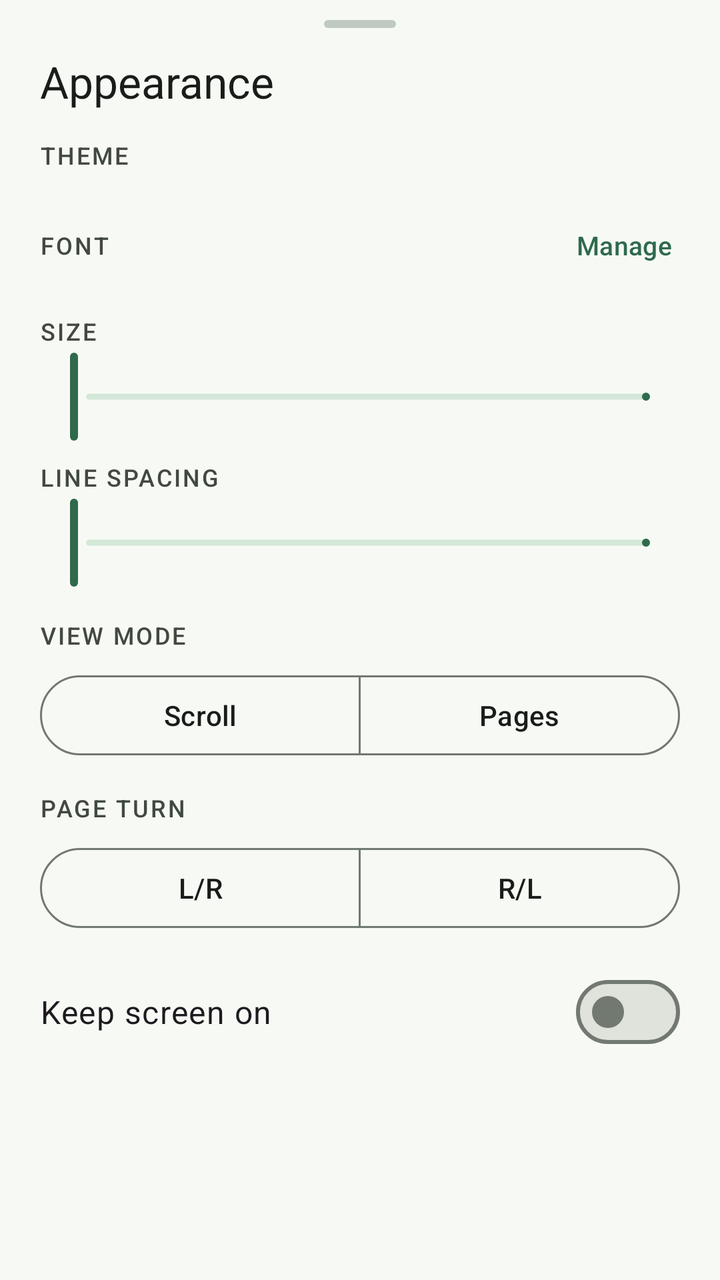
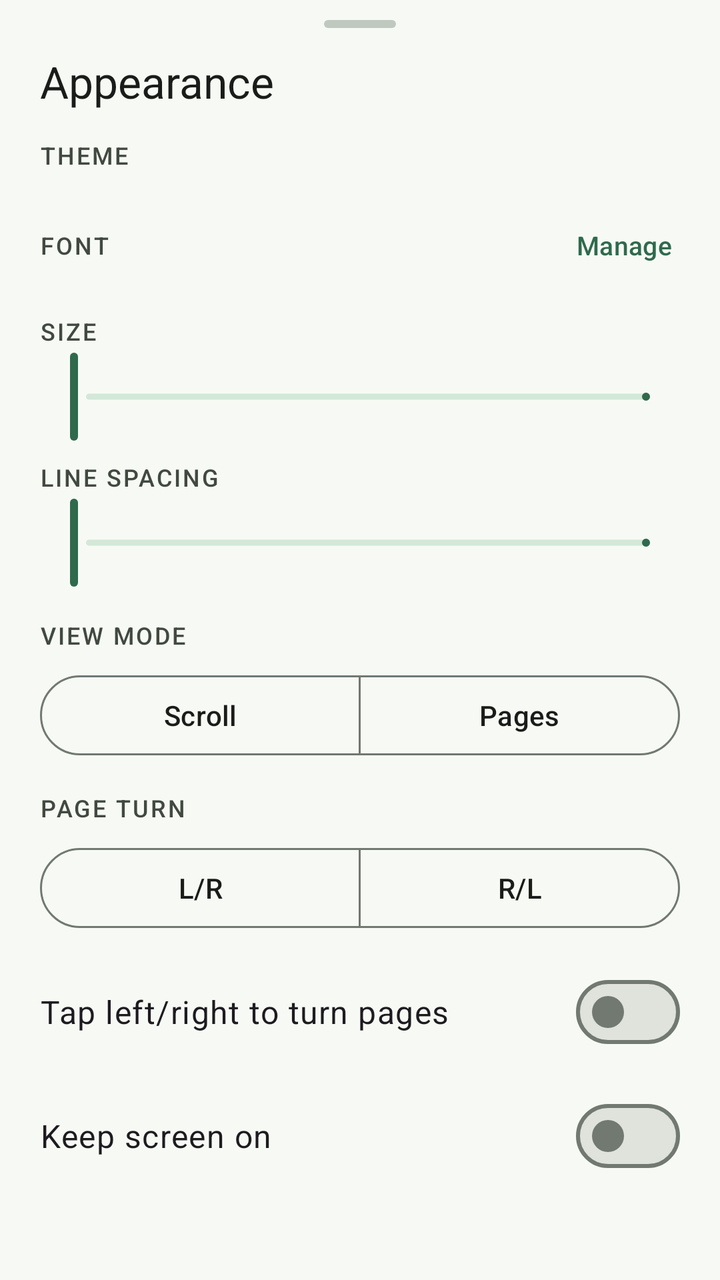

Compare the two renders of this Android layout. The source of the first and the diff that turns it into the second are given below.
<!-- AndroidManifest.xml: application theme Theme.Aera -->
<!-- res/layout/sheet_appearance.xml -->
<?xml version="1.0" encoding="utf-8"?>
<androidx.core.widget.NestedScrollView xmlns:android="http://schemas.android.com/apk/res/android"
    xmlns:app="http://schemas.android.com/apk/res-auto"
    android:id="@+id/sheet_scroll"
    android:layout_width="match_parent"
    android:layout_height="wrap_content"
    android:fillViewport="true">
    <LinearLayout
        android:id="@+id/sheet_root"
        android:layout_width="match_parent"
        android:layout_height="wrap_content"
        android:orientation="vertical"
        android:paddingStart="20dp"
        android:paddingTop="10dp"
        android:paddingEnd="20dp"
        android:paddingBottom="16dp">

        <View
            android:layout_width="36dp"
            android:layout_height="4dp"
            android:layout_gravity="center_horizontal"
            android:background="@drawable/bg_sheet_handle" />

        <TextView
            android:id="@+id/sheet_title"
            android:layout_width="wrap_content"
            android:layout_height="wrap_content"
            android:layout_marginTop="12dp"
            android:text="@string/appearance"
            android:textAppearance="@style/TextAppearance.Aera.SheetTitle" />

        <LinearLayout
            android:id="@+id/theme_section"
            android:layout_width="match_parent"
            android:layout_height="wrap_content"
            android:orientation="vertical">

            <TextView
                android:layout_width="wrap_content"
                android:layout_height="wrap_content"
                android:layout_marginTop="14dp"
                android:text="@string/theme"
                android:textAppearance="@style/TextAppearance.Aera.SectionLabel" />

            <LinearLayout
                android:id="@+id/theme_row"
                android:layout_width="match_parent"
                android:layout_height="wrap_content"
                android:layout_marginTop="10dp"
                android:orientation="horizontal" />
        </LinearLayout>

        <LinearLayout
            android:id="@+id/pdf_theme_section"
            android:layout_width="match_parent"
            android:layout_height="wrap_content"
            android:orientation="vertical"
            android:visibility="gone">

            <TextView
                android:layout_width="wrap_content"
                android:layout_height="wrap_content"
                android:layout_marginTop="14dp"
                android:text="@string/pdf_theme_apply"
                android:textAppearance="@style/TextAppearance.Aera.SectionLabel" />

            <com.google.android.material.button.MaterialButtonToggleGroup
                android:id="@+id/pdf_theme_toggle"
                android:layout_width="match_parent"
                android:layout_height="wrap_content"
                android:layout_marginTop="8dp"
                app:selectionRequired="true"
                app:singleSelection="true">

                <com.google.android.material.button.MaterialButton
                    android:id="@+id/btn_pdf_full"
                    style="@style/Widget.Aera.OutlinedButton"
                    android:layout_width="0dp"
                    android:layout_height="wrap_content"
                    android:layout_weight="1"
                    android:text="@string/pdf_theme_full" />

                <com.google.android.material.button.MaterialButton
                    android:id="@+id/btn_pdf_bg"
                    style="@style/Widget.Aera.OutlinedButton"
                    android:layout_width="0dp"
                    android:layout_height="wrap_content"
                    android:layout_weight="1"
                    android:text="@string/pdf_theme_background" />
            </com.google.android.material.button.MaterialButtonToggleGroup>

            <TextView
                android:layout_width="wrap_content"
                android:layout_height="wrap_content"
                android:layout_marginTop="14dp"
                android:text="@string/pdf_margin_trim"
                android:textAppearance="@style/TextAppearance.Aera.SectionLabel" />

            <com.google.android.material.button.MaterialButtonToggleGroup
                android:id="@+id/pdf_trim_toggle"
                android:layout_width="match_parent"
                android:layout_height="wrap_content"
                android:layout_marginTop="8dp"
                app:selectionRequired="true"
                app:singleSelection="true">

                <com.google.android.material.button.MaterialButton
                    android:id="@+id/btn_trim_off"
                    style="@style/Widget.Aera.OutlinedButton"
                    android:layout_width="0dp"
                    android:layout_height="wrap_content"
                    android:layout_weight="1"
                    android:text="@string/pdf_trim_off" />

                <com.google.android.material.button.MaterialButton
                    android:id="@+id/btn_trim_normal"
                    style="@style/Widget.Aera.OutlinedButton"
                    android:layout_width="0dp"
                    android:layout_height="wrap_content"
                    android:layout_weight="1"
                    android:text="@string/pdf_trim_normal" />

                <com.google.android.material.button.MaterialButton
                    android:id="@+id/btn_trim_max"
                    style="@style/Widget.Aera.OutlinedButton"
                    android:layout_width="0dp"
                    android:layout_height="wrap_content"
                    android:layout_weight="1"
                    android:text="@string/pdf_trim_max" />
            </com.google.android.material.button.MaterialButtonToggleGroup>
        </LinearLayout>

        <LinearLayout
            android:id="@+id/typography_section"
            android:layout_width="match_parent"
            android:layout_height="wrap_content"
            android:orientation="vertical">

            <LinearLayout
                android:layout_width="match_parent"
                android:layout_height="wrap_content"
                android:layout_marginTop="16dp"
                android:gravity="center_vertical"
                android:orientation="horizontal">

                <TextView
                    android:layout_width="0dp"
                    android:layout_height="wrap_content"
                    android:layout_weight="1"
                    android:text="@string/font"
                    android:textAppearance="@style/TextAppearance.Aera.SectionLabel" />

                <TextView
                    android:id="@+id/fonts_button"
                    android:layout_width="wrap_content"
                    android:layout_height="wrap_content"
                    android:background="?attr/selectableItemBackgroundBorderless"
                    android:clickable="true"
                    android:focusable="true"
                    android:paddingStart="8dp"
                    android:paddingTop="2dp"
                    android:paddingEnd="4dp"
                    android:paddingBottom="2dp"
                    android:text="@string/manage"
                    android:textAppearance="@style/TextAppearance.Aera.Link" />
            </LinearLayout>

            <HorizontalScrollView
                android:id="@+id/font_scroll"
                android:layout_width="match_parent"
                android:layout_height="wrap_content"
                android:layout_marginTop="8dp"
                android:clipToPadding="false"
                android:fadingEdgeLength="32dp"
                android:requiresFadingEdge="horizontal"
                android:scrollbars="none">

                <com.google.android.material.chip.ChipGroup
                    android:id="@+id/font_chips"
                    android:layout_width="wrap_content"
                    android:layout_height="wrap_content"
                    android:paddingStart="0dp"
                    android:paddingEnd="20dp"
                    app:chipSpacingHorizontal="8dp"
                    app:selectionRequired="true"
                    app:singleLine="true"
                    app:singleSelection="true" />
            </HorizontalScrollView>

            <LinearLayout
                android:layout_width="match_parent"
                android:layout_height="wrap_content"
                android:layout_marginTop="14dp"
                android:orientation="horizontal">

                <TextView
                    android:layout_width="0dp"
                    android:layout_height="wrap_content"
                    android:layout_weight="1"
                    android:text="@string/size"
                    android:textAppearance="@style/TextAppearance.Aera.SectionLabel" />

                <TextView
                    android:id="@+id/size_value"
                    android:layout_width="wrap_content"
                    android:layout_height="wrap_content"
                    android:textAppearance="@style/TextAppearance.Aera.Value" />
            </LinearLayout>

            <com.google.android.material.slider.Slider
                android:id="@+id/size_slider"
                android:layout_width="match_parent"
                android:layout_height="wrap_content"
                android:valueFrom="14"
                android:valueTo="30"
                app:labelBehavior="gone"
                app:tickVisible="false"
                app:trackHeight="3dp" />

            <LinearLayout
                android:layout_width="match_parent"
                android:layout_height="wrap_content"
                android:layout_marginTop="6dp"
                android:orientation="horizontal">

                <TextView
                    android:layout_width="0dp"
                    android:layout_height="wrap_content"
                    android:layout_weight="1"
                    android:text="@string/line_spacing"
                    android:textAppearance="@style/TextAppearance.Aera.SectionLabel" />

                <TextView
                    android:id="@+id/line_value"
                    android:layout_width="wrap_content"
                    android:layout_height="wrap_content"
                    android:textAppearance="@style/TextAppearance.Aera.Value" />
            </LinearLayout>

            <com.google.android.material.slider.Slider
                android:id="@+id/line_slider"
                android:layout_width="match_parent"
                android:layout_height="wrap_content"
                android:valueFrom="125"
                android:valueTo="190"
                app:labelBehavior="gone"
                app:tickVisible="false"
                app:trackHeight="3dp" />
        </LinearLayout>

        <LinearLayout
            android:id="@+id/layout_section"
            android:layout_width="match_parent"
            android:layout_height="wrap_content"
            android:orientation="vertical">

            <TextView
                android:layout_width="wrap_content"
                android:layout_height="wrap_content"
                android:layout_marginTop="14dp"
                android:text="@string/view_mode"
                android:textAppearance="@style/TextAppearance.Aera.SectionLabel" />

            <com.google.android.material.button.MaterialButtonToggleGroup
                android:id="@+id/view_toggle"
                android:layout_width="match_parent"
                android:layout_height="wrap_content"
                android:layout_marginTop="8dp"
                app:selectionRequired="true"
                app:singleSelection="true">

                <com.google.android.material.button.MaterialButton
                    android:id="@+id/btn_scroll"
                    style="@style/Widget.Aera.OutlinedButton"
                    android:layout_width="0dp"
                    android:layout_height="wrap_content"
                    android:layout_weight="1"
                    android:text="@string/view_scroll" />

                <com.google.android.material.button.MaterialButton
                    android:id="@+id/btn_pages"
                    style="@style/Widget.Aera.OutlinedButton"
                    android:layout_width="0dp"
                    android:layout_height="wrap_content"
                    android:layout_weight="1"
                    android:text="@string/view_pages" />
            </com.google.android.material.button.MaterialButtonToggleGroup>

            <LinearLayout
                android:id="@+id/direction_row"
                android:layout_width="match_parent"
                android:layout_height="wrap_content"
                android:orientation="vertical">

                <TextView
                    android:layout_width="wrap_content"
                    android:layout_height="wrap_content"
                    android:layout_marginTop="14dp"
                    android:text="@string/page_turn"
                    android:textAppearance="@style/TextAppearance.Aera.SectionLabel" />

                <com.google.android.material.button.MaterialButtonToggleGroup
                    android:id="@+id/direction_toggle"
                    android:layout_width="match_parent"
                    android:layout_height="wrap_content"
                    android:layout_marginTop="8dp"
                    app:selectionRequired="true"
                    app:singleSelection="true">

                    <com.google.android.material.button.MaterialButton
                        android:id="@+id/btn_ltr"
                        style="@style/Widget.Aera.OutlinedButton"
                        android:layout_width="0dp"
                        android:layout_height="wrap_content"
                        android:layout_weight="1"
                        android:text="@string/ltr" />

                    <com.google.android.material.button.MaterialButton
                        android:id="@+id/btn_rtl"
                        style="@style/Widget.Aera.OutlinedButton"
                        android:layout_width="0dp"
                        android:layout_height="wrap_content"
                        android:layout_weight="1"
                        android:text="@string/rtl" />
                </com.google.android.material.button.MaterialButtonToggleGroup>
            </LinearLayout>
        </LinearLayout>

        <com.google.android.material.materialswitch.MaterialSwitch
            android:id="@+id/keep_on"
            android:layout_width="match_parent"
            android:layout_height="wrap_content"
            android:layout_marginTop="14dp"
            android:minHeight="48dp"
            android:text="@string/keep_screen_on"
            android:textAppearance="@style/TextAppearance.Aera.ItemTitle" />
    </LinearLayout>
</androidx.core.widget.NestedScrollView>
<!-- resources referenced by this layout -->
<resources>
  <string name="appearance">Appearance</string>
  <string name="font">Font</string>
  <string name="keep_screen_on">Keep screen on</string>
  <string name="line_spacing">Line spacing</string>
  <string name="ltr">L/R</string>
  <string name="manage">Manage</string>
  <string name="page_turn">Page turn</string>
  <string name="pdf_margin_trim">Margin trim</string>
  <string name="pdf_theme_apply">Apply theme to</string>
  <string name="pdf_theme_background">Background</string>
  <string name="pdf_theme_full">Full page</string>
  <string name="pdf_trim_max">Max</string>
  <string name="pdf_trim_normal">Normal</string>
  <string name="pdf_trim_off">Off</string>
  <string name="rtl">R/L</string>
  <string name="size">Size</string>
  <string name="theme">Theme</string>
  <string name="view_mode">View mode</string>
  <string name="view_pages">Pages</string>
  <string name="view_scroll">Scroll</string>
  <style name="TextAppearance.Aera.ItemTitle" parent="TextAppearance.Material3.BodyLarge">
          <item name="android:textColor">?attr/colorOnSurface</item>
      </style>
  <style name="TextAppearance.Aera.Link" parent="TextAppearance.Material3.LabelLarge">
          <item name="android:textSize">13sp</item>
          <item name="android:textColor">?attr/colorPrimary</item>
      </style>
  <style name="TextAppearance.Aera.SheetTitle" parent="TextAppearance.Material3.TitleLarge">
          <item name="android:textColor">?attr/colorOnSurface</item>
      </style>
  <style name="TextAppearance.Aera.Value" parent="TextAppearance.Material3.LabelLarge">
          <item name="android:textColor">?attr/colorOnSurface</item>
      </style>
  <style name="Theme.Aera" parent="Base.Theme.Aera">
          <item name="android:windowLightStatusBar">true</item>
      </style>
  <color name="primary">#2F6A4C</color>
  <color name="on_primary">#FFFFFF</color>
  <color name="primary_container">#B3F0CE</color>
  <color name="on_primary_container">#0B2B1B</color>
  <color name="secondary">#506356</color>
  <color name="on_secondary">#FFFFFF</color>
  <color name="secondary_container">#D3E8D8</color>
  <color name="on_secondary_container">#0E1F15</color>
  <color name="tertiary">#3D6373</color>
  <color name="on_tertiary">#FFFFFF</color>
  <color name="tertiary_container">#C0E9FB</color>
  <color name="on_tertiary_container">#001F2A</color>
  <color name="error">#BA1A1A</color>
  <color name="on_error">#FFFFFF</color>
  <color name="error_container">#FFDAD6</color>
  <color name="on_error_container">#410002</color>
  <color name="surface">#F7FAF4</color>
  <color name="on_surface">#191C19</color>
  <color name="surface_variant">#DDE5DB</color>
  <color name="on_surface_variant">#414940</color>
  <color name="surface_container_lowest">#FFFFFF</color>
  <color name="surface_container_low">#F1F5EE</color>
  <color name="surface_container">#EBEFE8</color>
  <color name="surface_container_high">#E5E9E2</color>
  <color name="surface_container_highest">#DFE3DC</color>
  <color name="surface_dim">#D7DBD5</color>
  <color name="surface_bright">#F7FAF4</color>
  <color name="outline">#717970</color>
  <color name="outline_variant">#C0C9BF</color>
  <color name="on_background">#191C19</color>
  <color name="inverse_surface">#2E312E</color>
  <color name="inverse_on_surface">#EFF1ED</color>
  <color name="inverse_primary">#97D5B1</color>
  <style name="Widget.Aera.TonalButton" parent="Widget.Material3.Button.TonalButton">
          <item name="android:singleLine">false</item>
          <item name="android:maxLines">1</item>
          <item name="android:ellipsize">end</item>
      </style>
  <style name="Widget.Aera.TextButton" parent="Widget.Material3.Button.TextButton">
          <item name="android:singleLine">false</item>
          <item name="android:maxLines">1</item>
          <item name="android:ellipsize">end</item>
      </style>
  <color name="background">#F7FAF4</color>
  <!-- unchanged entries left out for length: 4 -->
</resources>

<!-- the commit's change to res/layout/sheet_appearance.xml (unified diff, before → after) -->
@@ -327,6 +327,15 @@
         </LinearLayout>
 
         <com.google.android.material.materialswitch.MaterialSwitch
+            android:id="@+id/tap_to_turn"
+            android:layout_width="match_parent"
+            android:layout_height="wrap_content"
+            android:layout_marginTop="14dp"
+            android:minHeight="48dp"
+            android:text="@string/tap_to_turn"
+            android:textAppearance="@style/TextAppearance.Aera.ItemTitle" />
+
+        <com.google.android.material.materialswitch.MaterialSwitch
             android:id="@+id/keep_on"
             android:layout_width="match_parent"
             android:layout_height="wrap_content"
<!-- resource entries referenced after the edit -->
@@ -16,6 +16,7 @@
   <string name="pdf_trim_off">Off</string>
   <string name="rtl">R/L</string>
   <string name="size">Size</string>
+  <string name="tap_to_turn">Tap left/right to turn pages</string>
   <string name="theme">Theme</string>
   <string name="view_mode">View mode</string>
   <string name="view_pages">Pages</string>
